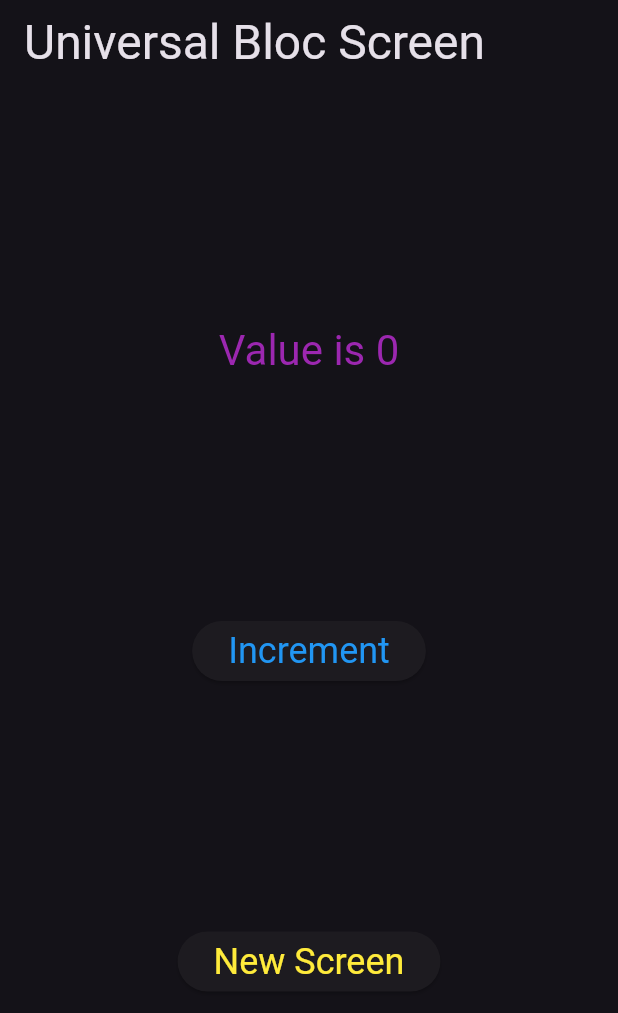
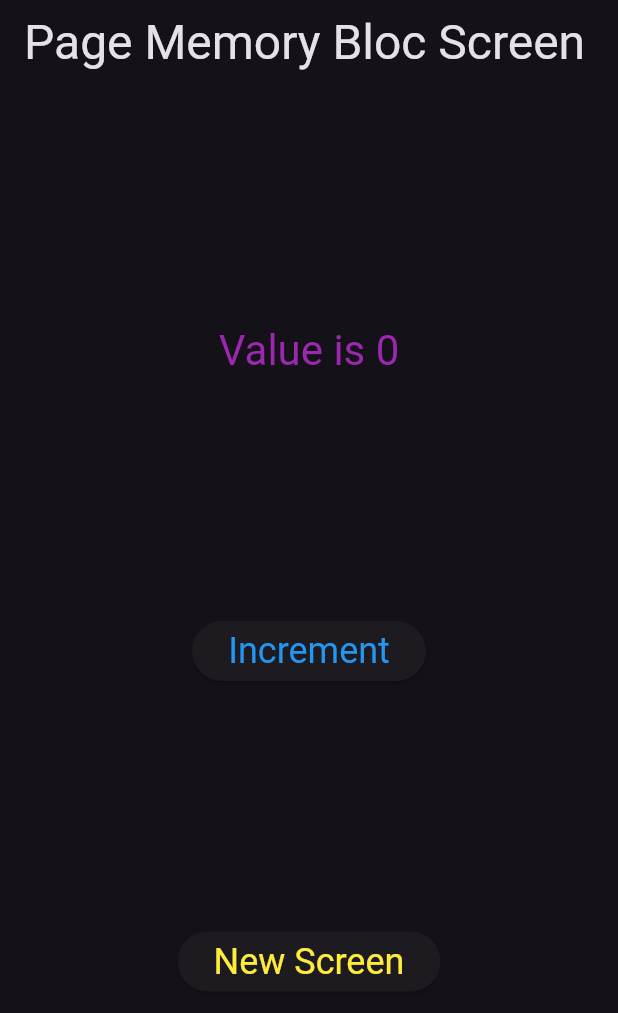
Before and after one commit to jinosh05/flutter_builders_eample, a Flutter app: the screen it shows after launch, on a phone screen of 412 x 824 dp. Shown: the top 1013 px of the screen. Run offline on Flutter 3.47's test engine with Material 3 defaults, Android fonts, the phone set to English and light mode, and no system bars; our stand-ins replace bloc, flutter_bloc, nested.

Commit message:
PageMemoryScreen completed

```diff
--- /dev/null
+++ b/lib/builders/page_memory_bloc/bloc/page_memory_bloc.dart
@@ -0,0 +1,19 @@
+import "package:bloc/bloc.dart";
+import "package:meta/meta.dart";
+
+part "page_memory_event.dart";
+part "page_memory_state.dart";
+
+class PageMemoryBloc extends Bloc<PageMemoryEvent, PageMemoryState> {
+  PageMemoryBloc() : super(PageMemoryValueState(0)) {
+    on<PageMemoryEvent>(
+        (final PageMemoryEvent event, final Emitter<PageMemoryState> emit) {
+      if (event is PageMemoryIncremnetEvent) {
+        ++nvalue;
+        emit(PageMemoryValueState(nvalue));
+      }
+    });
+  }
+
+  int nvalue = 0;
+}
--- /dev/null
+++ b/lib/builders/page_memory_bloc/bloc/page_memory_event.dart
@@ -0,0 +1,6 @@
+part of "page_memory_bloc.dart";
+
+@immutable
+sealed class PageMemoryEvent {}
+
+class PageMemoryIncremnetEvent extends PageMemoryEvent {}
--- /dev/null
+++ b/lib/builders/page_memory_bloc/bloc/page_memory_state.dart
@@ -0,0 +1,9 @@
+part of "page_memory_bloc.dart";
+
+@immutable
+sealed class PageMemoryState {}
+
+final class PageMemoryValueState extends PageMemoryState {
+  PageMemoryValueState(this.value);
+  final int value;
+}
--- /dev/null
+++ b/lib/builders/page_memory_bloc/page_memory_bloc_screen.dart
@@ -0,0 +1,77 @@
+import "dart:async";
+
+import "package:flutter/material.dart";
+import "package:flutter_bloc/flutter_bloc.dart";
+import "package:flutter_builders_eample/builders/page_memory_bloc/bloc/page_memory_bloc.dart";
+
+class PageMemoryScreen extends StatelessWidget {
+  const PageMemoryScreen({super.key});
+
+  @override
+  Widget build(final BuildContext context) {
+    final PageMemoryBloc bloc = context.read<PageMemoryBloc>();
+    return Scaffold(
+      appBar: AppBar(
+        title: Text(
+          "Page Memory Bloc Screen",
+          style: Theme.of(context).textTheme.headlineLarge,
+        ),
+      ),
+      body: Column(
+        mainAxisAlignment: MainAxisAlignment.spaceEvenly,
+        children: <Widget>[
+          Center(
+            child: BlocBuilder<PageMemoryBloc, PageMemoryState>(
+              bloc: bloc,
+              builder:
+                  (final BuildContext context, final PageMemoryState state) {
+                if (state is PageMemoryValueState) {
+                  return Text(
+                    "Value is ${state.value}",
+                    style: Theme.of(context).textTheme.headlineMedium!.copyWith(
+                          color: Colors.purple,
+                        ),
+                  );
+                }
+                return const Text("");
+              },
+            ),
+          ),
+          ElevatedButton(
+            onPressed: () {
+              bloc.add(PageMemoryIncremnetEvent());
+            },
+            child: Text(
+              "Increment",
+              style: Theme.of(context)
+                  .textTheme
+                  .headlineSmall!
+                  .copyWith(color: Colors.blue),
+            ),
+          ),
+          ElevatedButton(
+            onPressed: () {
+              unawaited(
+                Navigator.of(context).push(
+                  MaterialPageRoute(
+                    builder: (final BuildContext context) => BlocProvider(
+                      create: (final BuildContext context) => PageMemoryBloc(),
+                      child: const PageMemoryScreen(),
+                    ),
+                  ),
+                ),
+              );
+            },
+            child: Text(
+              "New Screen",
+              style: Theme.of(context)
+                  .textTheme
+                  .headlineSmall!
+                  .copyWith(color: Colors.yellow),
+            ),
+          ),
+        ],
+      ),
+    );
+  }
+}
--- a/lib/main.dart
+++ b/lib/main.dart
@@ -5,6 +5,8 @@ import "package:flutter_builders_eample/builders/bloc_with_vlb/bloc_with_vlb.dar
 import "package:flutter_builders_eample/builders/builders.dart";
 import "package:flutter_builders_eample/builders/cubit_with_vlb/cubit/cubit1_cubit.dart";
 import "package:flutter_builders_eample/builders/cubit_with_vlb/cubit_with_vlb.dart";
+import "package:flutter_builders_eample/builders/page_memory_bloc/bloc/page_memory_bloc.dart";
+import "package:flutter_builders_eample/builders/page_memory_bloc/page_memory_bloc_screen.dart";
 import "package:flutter_builders_eample/builders/services_with_vlb/service_with_vlb.dart";
 import "package:flutter_builders_eample/builders/universal_bloc/bloc/universal_bloc.dart";
 import "package:flutter_builders_eample/builders/universal_bloc/universal_bloc_screen.dart";
@@ -41,7 +43,10 @@ class MainApp extends StatelessWidget {
         theme: ThemeData.dark(),
         home: Builder(
           builder: (final BuildContext context) {
-            return const UniversalBlocScreen();
+            return BlocProvider(
+              create: (final BuildContext context) => PageMemoryBloc(),
+              child: const PageMemoryScreen(),
+            );
             // ignore: dead_code
             return const BlocWithVlb();
             return const CubitWithVlb();
```
